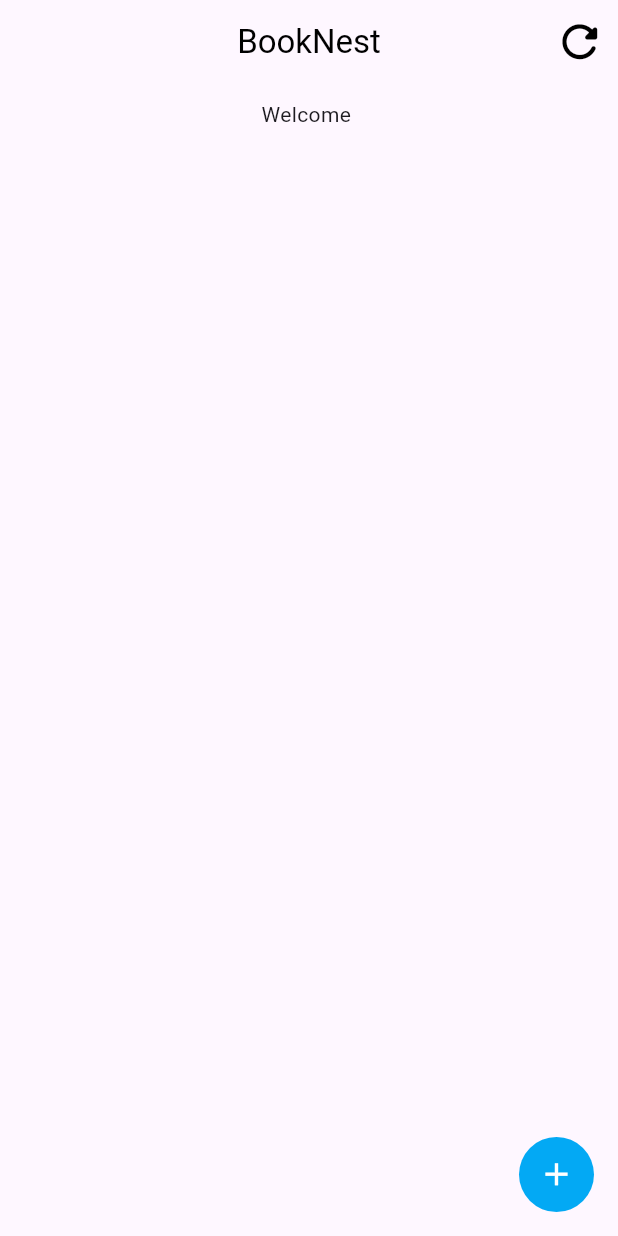
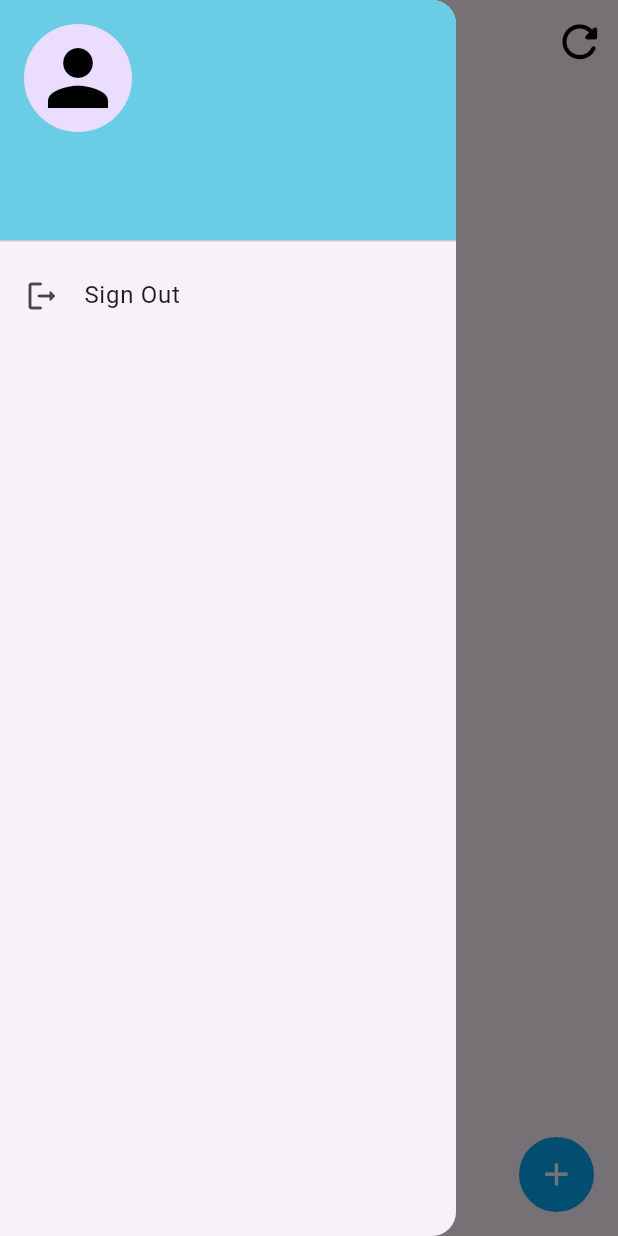
Before and after one commit to Siqsdsfa/BookNest, a Flutter app: the HomeScreen screen opened by its route, with the side drawer open (before the commit the screen has no drawer), on a phone screen of 412 x 824 dp. Run offline on Flutter 3.47's test engine with Material 3 defaults, Android fonts, the phone set to English and light mode, and no system bars; our stand-ins replace cloud_firestore, firebase_auth, firebase_core, go_router; accounts and stored records are empty; network calls fail.

Commit message:
v2.0
Whats new:
- Sign Out
- If already signed in app starts on home screen
- Data refreshes after editing in details screen
- Implemented likes and dislikes system

```diff
--- a/booknest/lib/core/globals.dart
+++ /dev/null
@@ -1,2 +0,0 @@
-String email = '';
-String userID = '';
--- /dev/null
+++ b/booknest/lib/core/navbar.dart
@@ -0,0 +1,44 @@
+import 'package:booknest/core/auth.dart';
+import 'package:booknest/screens/login_screen.dart';
+import 'package:firebase_auth/firebase_auth.dart';
+import 'package:flutter/material.dart';
+import 'package:go_router/go_router.dart';
+
+class NavBar extends StatelessWidget {
+  const NavBar({super.key});
+
+  @override
+  Widget build(BuildContext context) {
+    return Drawer(
+      child: ListView(
+        padding: EdgeInsets.zero,
+        children: [
+          UserAccountsDrawerHeader(
+            accountName: Text(FirebaseAuth.instance.currentUser!.uid),
+            accountEmail: Text('${FirebaseAuth.instance.currentUser!.email}'),
+            currentAccountPicture: const CircleAvatar(
+              radius: 32,
+              child: Icon(
+                Icons.person,
+                size: 60,
+                color: Colors.black,
+              ),
+            ),
+            decoration:
+                const BoxDecoration(color: Color.fromARGB(255, 106, 205, 230)),
+          ),
+          ListTile(
+            leading: const Icon(Icons.logout_rounded),
+            title: const Text('Sign Out'),
+            onTap: () async {
+              await Auth().signOut();
+              if (context.mounted) {
+                context.pushNamed(LoginScreen.name);
+              }
+            },
+          ),
+        ],
+      ),
+    );
+  }
+}
--- a/booknest/lib/core/router.dart
+++ b/booknest/lib/core/router.dart
@@ -1,3 +1,4 @@
+import 'package:firebase_auth/firebase_auth.dart';
 import 'package:go_router/go_router.dart';
 import 'package:booknest/data/book_info.dart';
 import 'package:booknest/screens/home_screen.dart';
@@ -24,4 +25,5 @@ final appRouter = GoRouter(
       ),
     ),
   ],
+  initialLocation: FirebaseAuth.instance.currentUser != null ? '/home' : '/',
 );
--- a/booknest/lib/data/book_info.dart
+++ b/booknest/lib/data/book_info.dart
@@ -1,7 +1,6 @@
 import 'dart:convert';
 
-BookInfo userInfoFromJson(String str) =>
-    BookInfo.fromJson(json.decode(str));
+BookInfo userInfoFromJson(String str) => BookInfo.fromJson(json.decode(str));
 
 String userInfoToJson(BookInfo data) => json.encode(data.toJson());
 
@@ -13,6 +12,8 @@ class BookInfo {
   String imageURL;
   String uploadedBy;
   String docID;
+  int likes;
+  int dislikes;
 
   BookInfo({
     required this.title,
@@ -22,10 +23,11 @@ class BookInfo {
     required this.imageURL,
     required this.uploadedBy,
     required this.docID,
+    required this.likes,
+    required this.dislikes,
   });
 
-  factory BookInfo.fromJson(Map<String, dynamic> json) =>
-      BookInfo(
+  factory BookInfo.fromJson(Map<String, dynamic> json) => BookInfo(
         title: json["title"],
         autor: json["autor"],
         description: json["description"],
@@ -33,6 +35,8 @@ class BookInfo {
         imageURL: json["imageURL"],
         uploadedBy: json["uploadedBy"],
         docID: json["docID"],
+        likes: json["likes"],
+        dislikes: json["dislikes"],
       );
 
   Map<String, dynamic> toJson() => {
@@ -43,5 +47,7 @@ class BookInfo {
         "imageURL": imageURL,
         "uploadedBy": uploadedBy,
         "docID": docID,
+        "likes": likes,
+        "dislikes": dislikes,
       };
 }
```
Also changed, not shown: booknest/lib/core/auth.dart (+0 -8 lines), booknest/lib/screens/home_screen.dart (+54 -41 lines), booknest/lib/screens/item_description_screen.dart (+81 -23 lines), booknest/lib/screens/login_screen.dart (+5 -12 lines).
